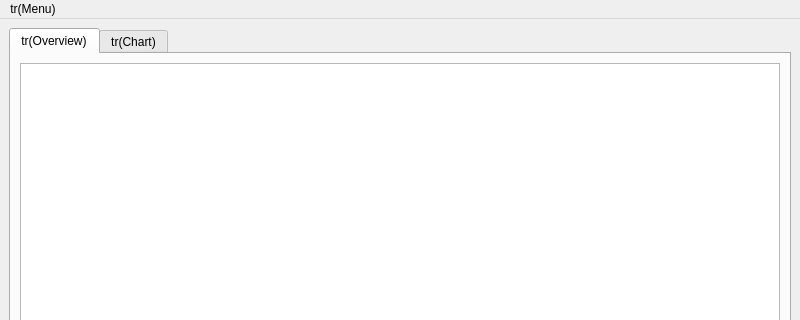
The window that mainwindow.ui (bcp-schulung/qt-todo-demo) describes before a commit, drawn with Qt 5; both pictures show x 0 to 800 and y 0 to 320 of the 800 by 600 pixel window.
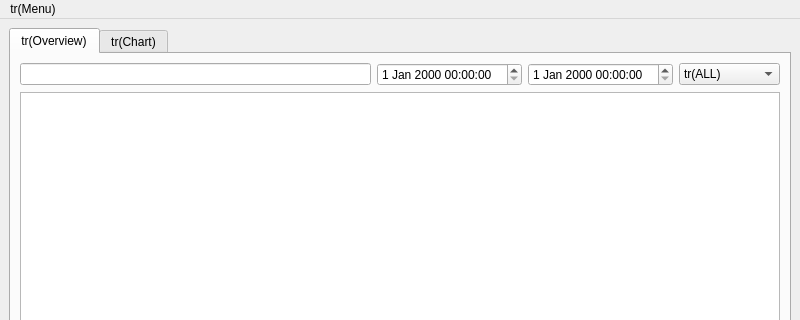
The same window after the commit.

Commit message: added search and starting filter

Patch:
```diff
--- a/mainwindow.ui
+++ b/mainwindow.ui
@@ -30,6 +30,38 @@
           <property name="sizeConstraint">
            <enum>QLayout::SizeConstraint::SetDefaultConstraint</enum>
           </property>
+          <item>
+           <layout class="QHBoxLayout" name="horizontalLayout_2">
+            <item>
+             <widget class="QLineEdit" name="lineEditSearch"/>
+            </item>
+            <item>
+             <widget class="QDateTimeEdit" name="dateFrom"/>
+            </item>
+            <item>
+             <widget class="QDateTimeEdit" name="dateTo"/>
+            </item>
+            <item>
+             <widget class="QComboBox" name="comboDoneFilter">
+              <item>
+               <property name="text">
+                <string>tr(ALL)</string>
+               </property>
+              </item>
+              <item>
+               <property name="text">
+                <string>tr(Done only)</string>
+               </property>
+              </item>
+              <item>
+               <property name="text">
+                <string>tr(Not done)</string>
+               </property>
+              </item>
+             </widget>
+            </item>
+           </layout>
+          </item>
           <item>
            <widget class="QTableView" name="table"/>
           </item>
```
The commit also changes 5 other files.
